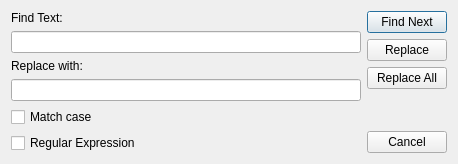
Before: the Qt Designer form source/ide/replace.ui in IanFinlayson/tetra, drawn with Qt 5.
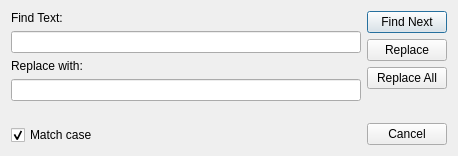
After: the same form once the commit is applied.

What changed in the file:
```diff
--- a/source/ide/replace.ui
+++ b/source/ide/replace.ui
@@ -54,12 +54,8 @@
        <property name="text">
         <string>Match case</string>
        </property>
-      </widget>
-     </item>
-     <item>
-      <widget class="QCheckBox" name="regex">
-       <property name="text">
-        <string>Regular Expression</string>
+       <property name="checked">
+        <bool>true</bool>
        </property>
       </widget>
      </item>
```
Left out of the diff: 2 changed lines with no effect on the pictures.
